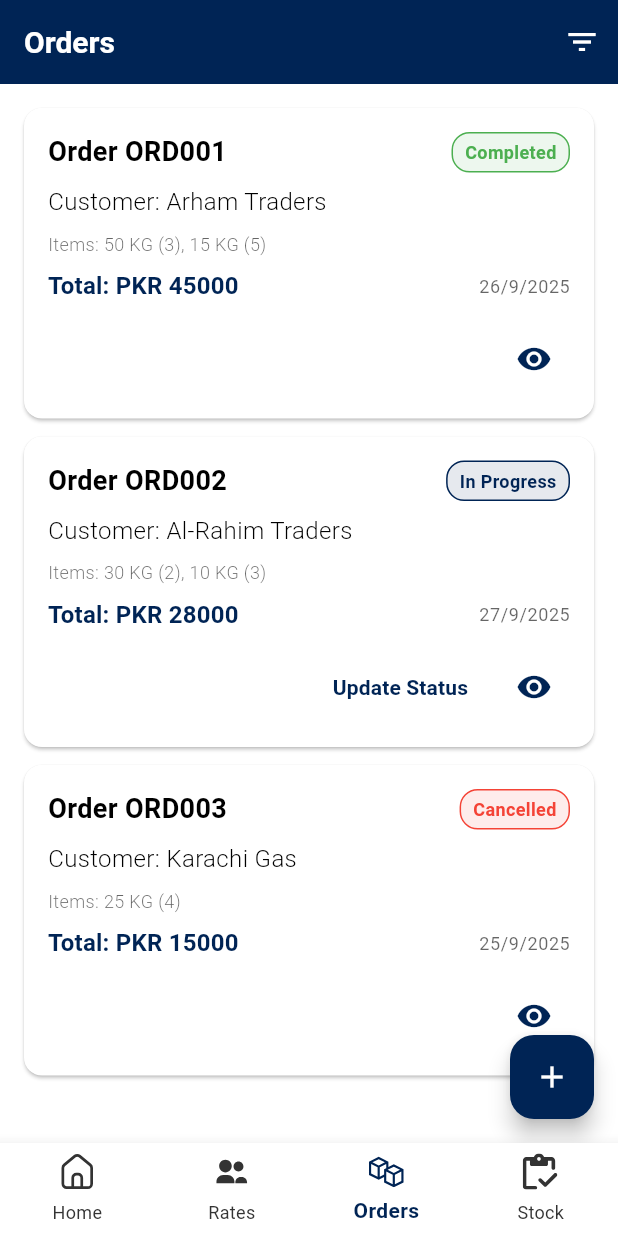
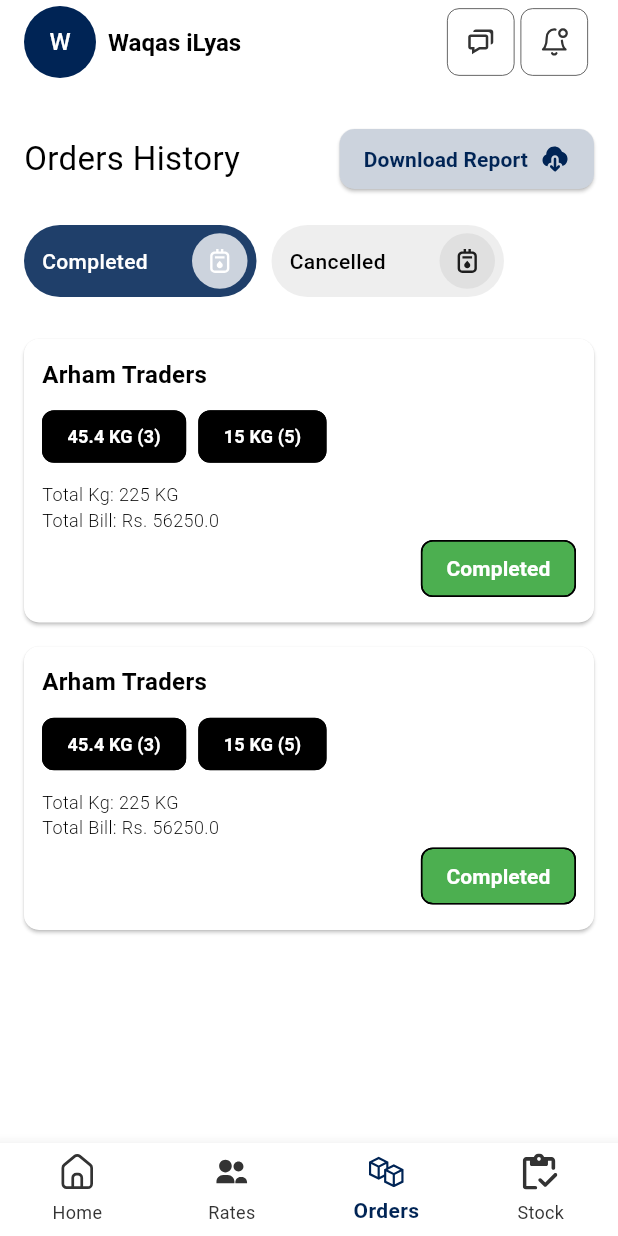
Before and after one commit to waqas1343/Tracklet_Pro, a Flutter app: the screen it shows after launch, item 3 of the bottom bar chosen, on a phone screen of 412 x 824 dp. Run offline on Flutter 3.47's test engine with Material 3 defaults, Android fonts, the phone set to English and light mode, and no system bars; our stand-ins replace another_flushbar, flutter_svg; network calls fail.

Commit message:
oder tabs done

```diff
--- a/tracklet_pro/lib/features/plant/presentation/bottom_navbar/plant_bottom_navbar.dart
+++ b/tracklet_pro/lib/features/plant/presentation/bottom_navbar/plant_bottom_navbar.dart
@@ -3,16 +3,16 @@ import 'package:flutter_svg/svg.dart';
 import 'package:provider/provider.dart';
 import 'package:tracklet_pro/core/constants/colors/app_colors.dart';
 import 'package:tracklet_pro/features/plant/presentation/bottom_navbar/provider/bottom_nav_provider.dart';
+import 'package:tracklet_pro/features/rates/presentation/screens/order_history_screen.dart';
 import '../screens/home_screen/home_screen.dart';
 import '../screens/rates_screen/rates_screen.dart';
-import '../screens/orders_screen/orders_screen.dart';
 import '../screens/stock_screen/stock_screen.dart';
 
 // Pre-cache SVG icons
 final List<Widget> _screens = const [
   HomeScreen(),
   RatesScreen(),
-  OrdersScreen(),
+  OrderHistoryScreen(),
   StockScreen(),
 ];
 
@@ -34,7 +34,10 @@ class PlantBottomNavbar extends StatelessWidget {
 
         return Scaffold(
           body: _screens[currentIndex],
-          bottomNavigationBar: _buildBottomNavBar(currentIndex, navProvider.changeIndex),
+          bottomNavigationBar: _buildBottomNavBar(
+            currentIndex,
+            navProvider.changeIndex,
+          ),
         );
       },
     );
@@ -55,20 +58,14 @@ class PlantBottomNavbar extends StatelessWidget {
         final isSelected = currentIndex == index;
 
         return BottomNavigationBarItem(
-          icon: _buildNavIcon(
-            iconPath: item.iconPath,
-            isSelected: isSelected,
-          ),
+          icon: _buildNavIcon(iconPath: item.iconPath, isSelected: isSelected),
           label: item.label,
         );
       }),
     );
   }
 
-  Widget _buildNavIcon({
-    required String iconPath,
-    required bool isSelected,
-  }) {
+  Widget _buildNavIcon({required String iconPath, required bool isSelected}) {
     return Padding(
       padding: const EdgeInsets.only(bottom: 4.0),
       child: SvgPicture.asset(
--- /dev/null
+++ b/tracklet_pro/lib/features/rates/data/dummy_data/order_dummy.dart
@@ -0,0 +1,22 @@
+import 'package:tracklet_pro/features/rates/data/model/order_model.dart';
+
+class OrderDummy {
+  static List<OrderModel> completedOrders = [
+    OrderModel(
+      traderName: "Arham Traders",
+      requestedItems: ["45.4 KG (3)", "15 KG (5)"],
+      totalKg: 225,
+      totalBill: 56250,
+      status: "Completed",
+    ),
+    OrderModel(
+      traderName: "Arham Traders",
+      requestedItems: ["45.4 KG (3)", "15 KG (5)"],
+      totalKg: 225,
+      totalBill: 56250,
+      status: "Completed",
+    ),
+  ];
+
+  static List<OrderModel> cancelledOrders = [];
+}
--- /dev/null
+++ b/tracklet_pro/lib/features/rates/data/model/order_model.dart
@@ -0,0 +1,15 @@
+class OrderModel {
+  final String traderName;
+  final List<String> requestedItems;
+  final int totalKg;
+  final double totalBill;
+  final String status;
+
+  OrderModel({
+    required this.traderName,
+    required this.requestedItems,
+    required this.totalKg,
+    required this.totalBill,
+    required this.status,
+  });
+}
--- /dev/null
+++ b/tracklet_pro/lib/features/rates/presentation/provider/order_provider.dart
@@ -0,0 +1,17 @@
+import 'package:flutter/material.dart';
+import 'package:tracklet_pro/features/rates/data/model/order_model.dart';
+import '../../data/dummy_data/order_dummy.dart';
+
+class OrderProvidermain extends ChangeNotifier {
+  bool _isCompletedTab = true;
+
+  bool get isCompletedTab => _isCompletedTab;
+
+  void switchTab(bool completed) {
+    _isCompletedTab = completed;
+    notifyListeners();
+  }
+
+  List<OrderModel> get orders =>
+      _isCompletedTab ? OrderDummy.completedOrders : OrderDummy.cancelledOrders;
+}
--- /dev/null
+++ b/tracklet_pro/lib/features/rates/presentation/screens/order_history_screen.dart
@@ -0,0 +1,42 @@
+import 'package:flutter/material.dart';
+import 'package:provider/provider.dart';
+import 'package:tracklet_pro/features/rates/presentation/widgets/orders_tabs.dart';
+import 'package:tracklet_pro/shared/widgets/custom_app_bar.dart';
+import '../provider/order_provider.dart';
+import '../widgets/order_card.dart';
+import '../widgets/profile_header.dart';
+
+class OrderHistoryScreen extends StatelessWidget {
+  const OrderHistoryScreen({super.key});
+
+  @override
+  Widget build(BuildContext context) {
+    return Consumer<OrderProvidermain>(
+      builder: (context, provider, child) {
+        return Scaffold(
+          appBar: CustomAppBar(),
+          body: Padding(
+            padding: const EdgeInsets.all(16),
+            child: Column(
+              children: [
+                ProfileHeader(),
+                const SizedBox(height: 20),
+                OrdersTabs(),
+
+                const SizedBox(height: 20),
+                Expanded(
+                  child: ListView.builder(
+                    itemCount: provider.orders.length,
+                    itemBuilder: (context, index) {
+                      return OrderCard(order: provider.orders[index]);
+                    },
+                  ),
+                ),
+              ],
+            ),
+          ),
+        );
+      },
+    );
+  }
+}
--- /dev/null
+++ b/tracklet_pro/lib/features/rates/presentation/widgets/order_card.dart
@@ -0,0 +1,58 @@
+import 'package:flutter/material.dart';
+import 'package:tracklet_pro/features/rates/data/model/order_model.dart';
+
+class OrderCard extends StatelessWidget {
+  final OrderModel order;
+  const OrderCard({super.key, required this.order});
+
+  @override
+  Widget build(BuildContext context) {
+    return Card(
+      margin: const EdgeInsets.symmetric(vertical: 8),
+      shape: RoundedRectangleBorder(borderRadius: BorderRadius.circular(10)),
+      child: Padding(
+        padding: const EdgeInsets.all(12),
+        child: Column(
+          crossAxisAlignment: CrossAxisAlignment.start,
+          children: [
+            Text(
+              order.traderName,
+              style: const TextStyle(fontSize: 16, fontWeight: FontWeight.bold),
+            ),
+            const SizedBox(height: 6),
+            Wrap(
+              spacing: 8,
+              children: order.requestedItems
+                  .map(
+                    (e) => Chip(
+                      label: Text(
+                        e,
+                        style: const TextStyle(
+                          color: Colors.white,
+                          fontSize: 12,
+                        ),
+                      ),
+                      backgroundColor: Colors.black,
+                    ),
+                  )
+                  .toList(),
+            ),
+            const SizedBox(height: 6),
+            Text("Total Kg: ${order.totalKg} KG"),
+            Text("Total Bill: Rs. ${order.totalBill}"),
+            Align(
+              alignment: Alignment.bottomRight,
+              child: Chip(
+                label: Text(
+                  order.status,
+                  style: const TextStyle(color: Colors.white),
+                ),
+                backgroundColor: Colors.green,
+              ),
+            ),
+          ],
+        ),
+      ),
+    );
+  }
+}
--- /dev/null
+++ b/tracklet_pro/lib/features/rates/presentation/widgets/order_tab_button.dart
@@ -0,0 +1,70 @@
+import 'package:flutter/material.dart';
+import 'package:flutter_svg/flutter_svg.dart';
+import 'package:tracklet_pro/core/constants/colors/app_colors.dart';
+
+class OrderTabButton extends StatelessWidget {
+  final String text;
+  final bool isActive;
+  final VoidCallback onTap;
+
+  const OrderTabButton({
+    super.key,
+    required this.text,
+    required this.isActive,
+    required this.onTap,
+  });
+
+  @override
+  Widget build(BuildContext context) {
+    return SizedBox(
+      height: 48, // Fixed height
+      child: GestureDetector(
+        onTap: onTap,
+        child: Container(
+          width: 155,
+          padding: const EdgeInsets.symmetric(horizontal: 6),
+          decoration: BoxDecoration(
+            color: isActive ? const Color(0xff1f3f6a) : Colors.grey.shade200,
+            borderRadius: BorderRadius.circular(25),
+          ),
+          alignment: Alignment.center,
+          child: Row(
+            mainAxisAlignment: MainAxisAlignment.spaceBetween,
+            children: [
+              Padding(
+                padding: const EdgeInsets.all(6.0),
+                child: Text(
+                  text,
+                  style: TextStyle(
+                    fontSize: 14,
+                    color: isActive ? Colors.white : Colors.black,
+                    fontWeight: FontWeight.w500,
+                  ),
+                ),
+              ),
+              Container(
+                width: 37,
+                height: 37,
+                decoration: BoxDecoration(
+                  color: isActive ? Color(0xffccd3dd) : Colors.grey.shade300,
+                  shape: BoxShape.circle,
+                ),
+                child: Center(
+                  child: SvgPicture.asset(
+                    'assets/icons/gassMeter.svg',
+                    width: 20,
+                    height: 20,
+                    colorFilter: ColorFilter.mode(
+                      isActive ? AppColors.white : Colors.black87,
+                      BlendMode.srcIn,
+                    ),
+                  ),
+                ),
+              ),
+            ],
+          ),
+        ),
+      ),
+    );
+  }
+}
--- /dev/null
+++ b/tracklet_pro/lib/features/rates/presentation/widgets/orders_tabs.dart
@@ -0,0 +1,28 @@
+import 'package:flutter/material.dart';
+import 'package:provider/provider.dart';
+import 'package:tracklet_pro/features/rates/presentation/provider/order_provider.dart';
+import 'package:tracklet_pro/features/rates/presentation/widgets/order_tab_button.dart';
+
+class OrdersTabs extends StatelessWidget {
+  const OrdersTabs({super.key});
+
+  @override
+  Widget build(BuildContext context) {
+    final provider = context.read<OrderProvidermain>();
+    return Row(
+      children: [
+        OrderTabButton(
+          text: "Completed",
+          isActive: provider.isCompletedTab,
+          onTap: () => provider.switchTab(true),
+        ),
+        const SizedBox(width: 10),
+        OrderTabButton(
+          text: "Cancelled",
+          isActive: !provider.isCompletedTab,
+          onTap: () => provider.switchTab(false),
+        ),
+      ],
+    );
+  }
+}
--- /dev/null
+++ b/tracklet_pro/lib/features/rates/presentation/widgets/profile_header.dart
@@ -0,0 +1,53 @@
+import 'package:flutter/material.dart';
+import 'package:flutter_svg/flutter_svg.dart';
+import 'package:tracklet_pro/core/constants/colors/app_colors.dart';
+
+class ProfileHeader extends StatelessWidget {
+  const ProfileHeader({super.key});
+
+  @override
+  Widget build(BuildContext context) {
+    return Row(
+      mainAxisAlignment: MainAxisAlignment.spaceBetween,
+      children: [
+        Text(
+          "Orders History",
+          style: TextStyle(fontWeight: FontWeight.w400, fontSize: 22),
+        ),
+        const SizedBox(width: 10),
+        ElevatedButton(
+          style: ElevatedButton.styleFrom(
+            backgroundColor: const Color(0xffccd3dd),
+            shape: RoundedRectangleBorder(
+              borderRadius: BorderRadius.circular(10),
+            ),
+            padding: const EdgeInsets.symmetric(horizontal: 16, vertical: 10),
+          ),
+          onPressed: () {},
+          child: Row(
+            mainAxisSize: MainAxisSize.min,
+            children: [
+              Text(
+                "Download Report",
+                style: TextStyle(
+                  color: AppColors.darkBlue,
+                  fontWeight: FontWeight.w600,
+                ),
+              ),
+              const SizedBox(width: 8),
+              SvgPicture.asset(
+                'assets/icons/cloudDownload.svg',
+                width: 20,
+                height: 20,
+                colorFilter: const ColorFilter.mode(
+                  AppColors.darkBlue,
+                  BlendMode.srcIn,
+                ),
+              ),
+            ],
+          ),
+        ),
+      ],
+    );
+  }
+}
--- a/tracklet_pro/lib/multi_provider/app_provider.dart
+++ b/tracklet_pro/lib/multi_provider/app_provider.dart
@@ -9,6 +9,7 @@ import 'package:tracklet_pro/features/plant/presentation/screens/employe_screen/
 import 'package:tracklet_pro/features/plant/presentation/screens/rates_screen/provider/rate_provider/rate_provider.dart';
 import 'package:tracklet_pro/features/plant/presentation/screens/orders_screen/provider/orders_provider.dart';
 import 'package:tracklet_pro/features/plant/presentation/screens/stock_screen/provider/stock_provider.dart';
+import 'package:tracklet_pro/features/rates/presentation/provider/order_provider.dart';
 
 // A simple default provider class
 class AppProvider extends ChangeNotifier {
@@ -52,5 +53,8 @@ class AppProviders {
 
     // Stock Provider
     ChangeNotifierProvider<StockProvider>(create: (_) => StockProvider()),
+    ChangeNotifierProvider<OrderProvidermain>(
+      create: (_) => OrderProvidermain(),
+    ),
   ];
 }
```
Also changed, not shown: tracklet_pro/assets/icons/cloudDownload.svg (added), tracklet_pro/assets/icons/gassMeter.svg (added).
